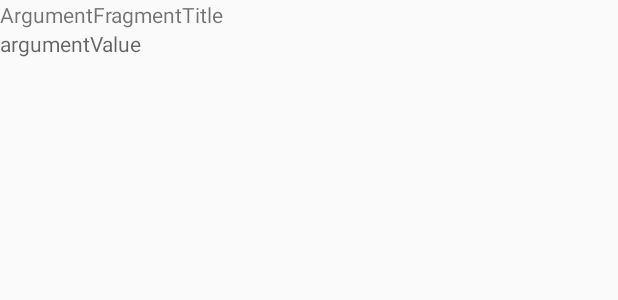
After one commit to jeonhoeun/Espresso, an Android app: the layout fragment_argment.xml on its own in the app's theme, with its tools: preview values and no code run, on a phone screen of 412 x 824 dp. The commit adds this screen. Shown: the top 300 px of the screen. Run offline under Robolectric (Android 15) with nearby library versions, the phone set to English and light mode, and no system bars.

Commit message:
TEST__09 : Argument가 있는 Fragment test

```diff
--- /dev/null
+++ b/app/src/main/res/layout/fragment_argment.xml
@@ -0,0 +1,21 @@
+<?xml version="1.0" encoding="utf-8"?>
+<LinearLayout xmlns:android="http://schemas.android.com/apk/res/android"
+    xmlns:tools="http://schemas.android.com/tools"
+    android:layout_width="match_parent"
+    android:layout_height="match_parent"
+    tools:context=".fragmenttest.ArgumentFragment"
+    android:orientation="vertical"
+    android:id="@+id/ArgumentFragment">
+
+    <TextView
+        android:layout_width="match_parent"
+        android:layout_height="wrap_content"
+        android:text="@string/argumentFragmentTitle" />
+
+    <TextView
+        android:id="@+id/argumentValue"
+        android:layout_width="wrap_content"
+        android:layout_height="wrap_content"
+        android:hint="@string/argumentValue"/>
+
+</LinearLayout>
--- a/app/src/main/res/values/strings.xml
+++ b/app/src/main/res/values/strings.xml
@@ -5,4 +5,6 @@
     <string name="go_back">Go back</string>
     <string name="next_activity">Next Activity</string>
     <string name="myfragmentTitle">MyFragment</string>
+    <string name="argumentValue">argumentValue</string>
+    <string name="argumentFragmentTitle">ArgumentFragmentTitle</string>
 </resources>
```
Also changed, not shown: app/build.gradle (+4 -3 lines), app/src/main/java/com/hejeon/espresso/fragmenttest/ArgumentFragment.kt (added, +36 -0 lines), 1 other file.
